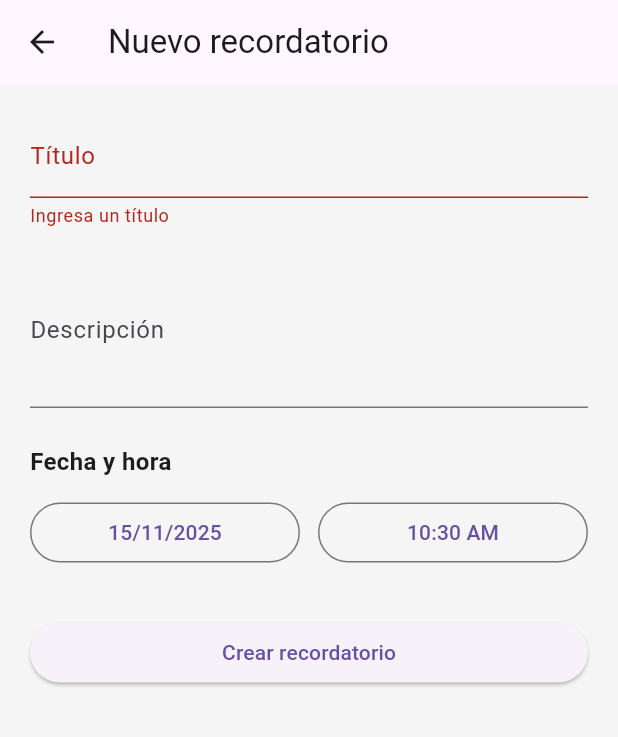
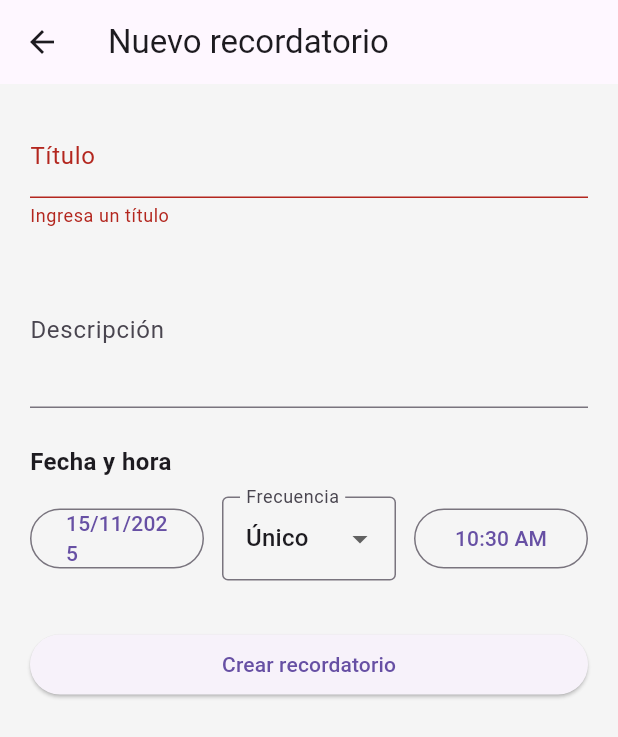
Before and after one commit to tomaXx28/recordatorio_postura, a Flutter app: the EditReminderScreen screen opened directly, after a tap on "Crear recordatorio", on a phone screen of 412 x 824 dp. Shown: the top 737 px of the screen. Run offline on Flutter 3.47's test engine with Material 3 defaults, Android fonts, the light colour scheme and no system bars; our stand-ins replace cloud_firestore, firebase_core, flutter_local_notifications, shared_preferences, timezone; accounts and stored records are empty.

Commit message:
notificaciones por frecuencia

```diff
--- a/lib/screens/edit_reminder_screen.dart
+++ b/lib/screens/edit_reminder_screen.dart
@@ -3,7 +3,6 @@ import 'package:provider/provider.dart';
 import '../models/reminder.dart';
 import '../state/reminder_controller.dart';
 import 'package:uuid/uuid.dart';
-
 
 class EditReminderScreen extends StatefulWidget {
   final Reminder? existing;
@@ -17,6 +16,8 @@ class EditReminderScreen extends StatefulWidget {
 class _EditReminderScreenState extends State<EditReminderScreen> {
   final _formKey = GlobalKey<FormState>();
   final _uuid = const Uuid();
+  ReminderFrequency _frequency = ReminderFrequency.once;
+  final TextEditingController _customDaysCtrl = TextEditingController();
 
   late TextEditingController _titleCtrl;
   late TextEditingController _descCtrl;
@@ -29,6 +30,9 @@ class _EditReminderScreenState extends State<EditReminderScreen> {
   @override
   void initState() {
     super.initState();
+    if (widget.existing != null) {
+      _frequency = widget.existing!.frequency;
+    }
 
     if (isEditing) {
       final r = widget.existing!;
@@ -86,13 +90,20 @@ class _EditReminderScreenState extends State<EditReminderScreen> {
 
     if (isEditing) {
       final orig = widget.existing!;
+
       final updated = Reminder(
         id: orig.id,
         title: _titleCtrl.text.trim(),
         description: _descCtrl.text.trim(),
         dateTime: combinedDateTime,
         status: orig.status,
+
+        frequency: _frequency,
+        customIntervalDays: _frequency == ReminderFrequency.custom
+            ? int.tryParse(_customDaysCtrl.text)
+            : null,
       );
+
       controller.updateReminder(updated);
     } else {
       final newR = Reminder(
@@ -100,7 +111,13 @@ class _EditReminderScreenState extends State<EditReminderScreen> {
         title: _titleCtrl.text.trim(),
         description: _descCtrl.text.trim(),
         dateTime: combinedDateTime,
+
+        frequency: _frequency,
+        customIntervalDays: _frequency == ReminderFrequency.custom
+            ? int.tryParse(_customDaysCtrl.text)
+            : null,
       );
+
       controller.addReminder(newR);
     }
 
@@ -122,9 +139,7 @@ class _EditReminderScreenState extends State<EditReminderScreen> {
             children: [
               TextFormField(
                 controller: _titleCtrl,
-                decoration: const InputDecoration(
-                  labelText: 'Título',
-                ),
+                decoration: const InputDecoration(labelText: 'Título'),
                 validator: (v) =>
                     v == null || v.trim().isEmpty ? 'Ingresa un título' : null,
               ),
@@ -132,9 +147,7 @@ class _EditReminderScreenState extends State<EditReminderScreen> {
 
               TextFormField(
                 controller: _descCtrl,
-                decoration: const InputDecoration(
-                  labelText: 'Descripción',
-                ),
+                decoration: const InputDecoration(labelText: 'Descripción'),
                 maxLines: 3,
               ),
 
@@ -155,13 +168,48 @@ class _EditReminderScreenState extends State<EditReminderScreen> {
                       ),
                     ),
                   ),
+
                   const SizedBox(width: 12),
+
+                  Expanded(
+                    child: DropdownButtonFormField<ReminderFrequency>(
+                      value: _frequency,
+                      isExpanded: true,
+                      decoration: const InputDecoration(
+                        labelText: 'Frecuencia',
+                        border: OutlineInputBorder(),
+                      ),
+                      items: const [
+                        DropdownMenuItem(
+                          value: ReminderFrequency.once,
+                          child: Text('Único'),
+                        ),
+                        DropdownMenuItem(
+                          value: ReminderFrequency.daily,
+                          child: Text('Diario'),
+                        ),
+                        DropdownMenuItem(
+                          value: ReminderFrequency.weekly,
+                          child: Text('Semanal'),
+                        ),
+                        DropdownMenuItem(
+                          value: ReminderFrequency.custom,
+                          child: Text('Personalizado (cada X días)'),
+                        ),
+                      ],
+                      onChanged: (value) {
+                        if (value == null) return;
+                        setState(() => _frequency = value);
+                      },
+                    ),
+                  ),
+
+                  const SizedBox(width: 12),
+
                   Expanded(
                     child: OutlinedButton(
                       onPressed: _pickTime,
-                      child: Text(
-                        _selectedTime.format(context),
-                      ),
+                      child: Text(_selectedTime.format(context)),
                     ),
                   ),
                 ],
@@ -172,7 +220,9 @@ class _EditReminderScreenState extends State<EditReminderScreen> {
                 width: double.infinity,
                 child: ElevatedButton(
                   onPressed: _save,
-                  child: Text(isEditing ? 'Guardar cambios' : 'Crear recordatorio'),
+                  child: Text(
+                    isEditing ? 'Guardar cambios' : 'Crear recordatorio',
+                  ),
                 ),
               ),
             ],
```
Also changed, not shown: lib/models/reminder.dart (+61 -16 lines), lib/services/notificaciones_services.dart (+28 -5 lines).
